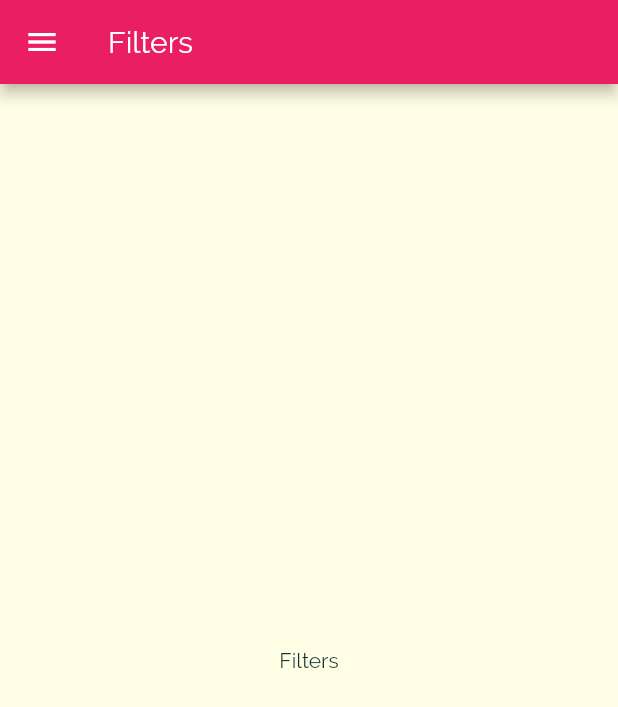
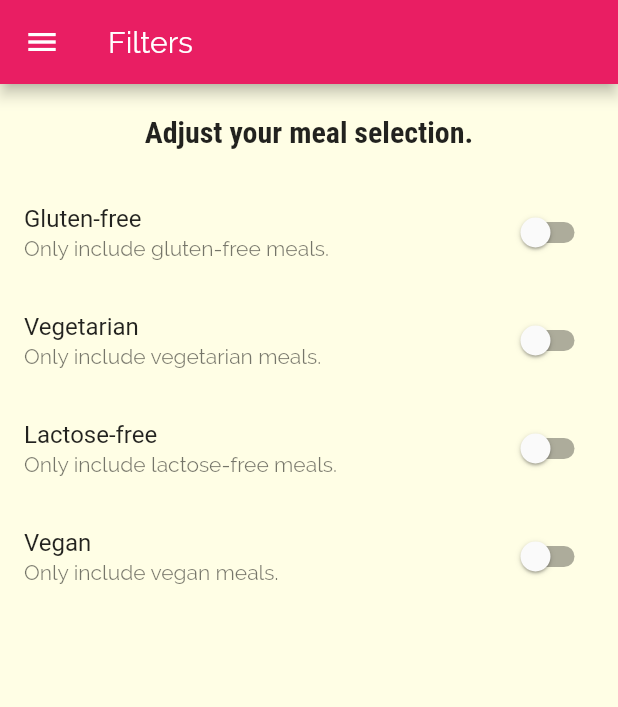
Before and after one commit to PyFinn/delicious_meals, a Flutter app: the screen it shows after launch, in the side drawer, after a tap on "Filters", on a phone screen of 412 x 824 dp. Shown: the top 707 px of the screen. Run offline on Flutter 3.47's test engine with Material 2 defaults, Android fonts, the phone set to English and light mode, and no system bars.

Commit message:
Adding Filter Switches

```diff
--- a/lib/screens/filters_screen.dart
+++ b/lib/screens/filters_screen.dart
@@ -1,17 +1,56 @@
 import 'package:delicious_meals/main_drawer.dart';
 import 'package:flutter/material.dart';
 
-class FiltersScreen extends StatelessWidget {
+class FiltersScreen extends StatefulWidget {
+  @override
+  _FiltersScreenState createState() => _FiltersScreenState();
+}
+
+class _FiltersScreenState extends State<FiltersScreen> {
+  bool _glutenFree = false;
+  bool _vegetarian = false;
+  bool _vegan = false;
+  bool _lactoseFree = false;
+
+  SwitchListTile _buildListTile(bool currentValue, String title, String subtitle, Function updateValue) {
+    return SwitchListTile(
+      value: currentValue,
+      onChanged: (index) {
+        setState(() {
+          updateValue();
+        });
+      },
+      title: Text(title),
+      subtitle: Text(subtitle),
+    );
+  }
+
   @override
   Widget build(BuildContext context) {
     return Scaffold(
-      appBar: AppBar(
-        title: Text('Filters'),
-      ),
-      drawer: MainDrawer(),
-      body: Center(
-        child: Text('Filters'),
-      ),
-    );
+        appBar: AppBar(
+          title: Text('Filters'),
+        ),
+        drawer: MainDrawer(),
+        body: Column(
+          children: [
+            Container(
+              padding: const EdgeInsets.all(20),
+              child: Text(
+                'Adjust your meal selection.',
+                style: Theme.of(context).textTheme.headline6,
+              ),
+            ),
+            Expanded(
+                child: ListView(
+              children: [
+                _buildListTile(_glutenFree, 'Gluten-free', 'Only include gluten-free meals.', () => _glutenFree = !_glutenFree),
+                _buildListTile(_vegetarian, 'Vegetarian', 'Only include vegetarian meals.', () => _vegetarian = !_vegetarian),
+                _buildListTile(_lactoseFree, 'Lactose-free', 'Only include lactose-free meals.', () => _lactoseFree = !_lactoseFree),
+                _buildListTile(_vegan, 'Vegan', 'Only include vegan meals.', () => _vegan = !_vegan)
+              ],
+            ))
+          ],
+        ));
   }
 }
```
